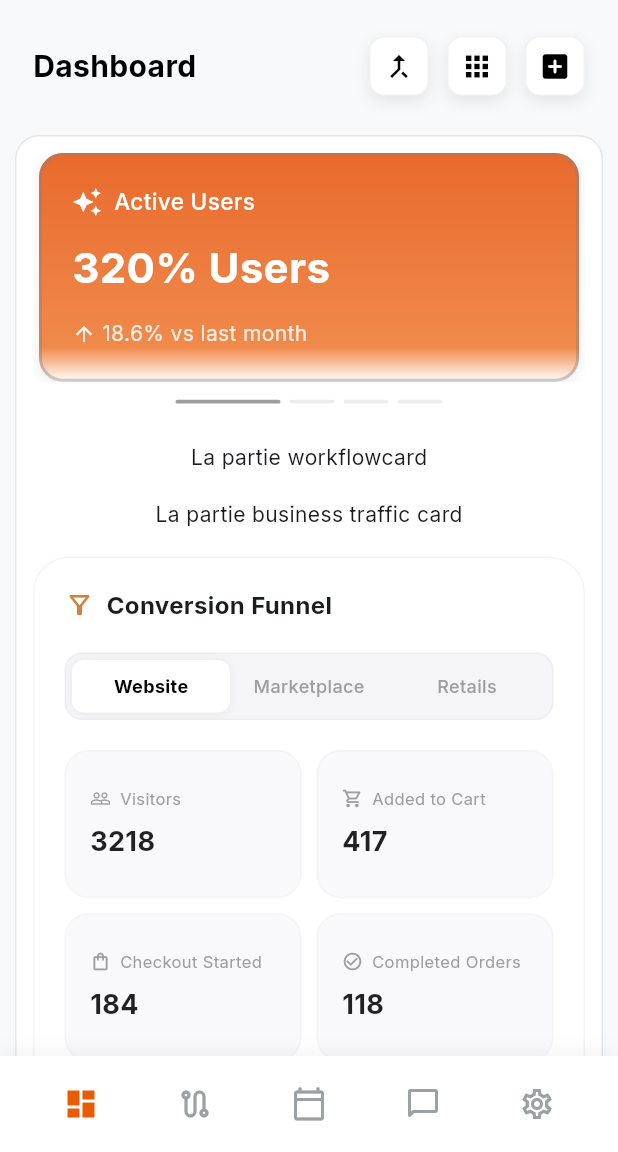
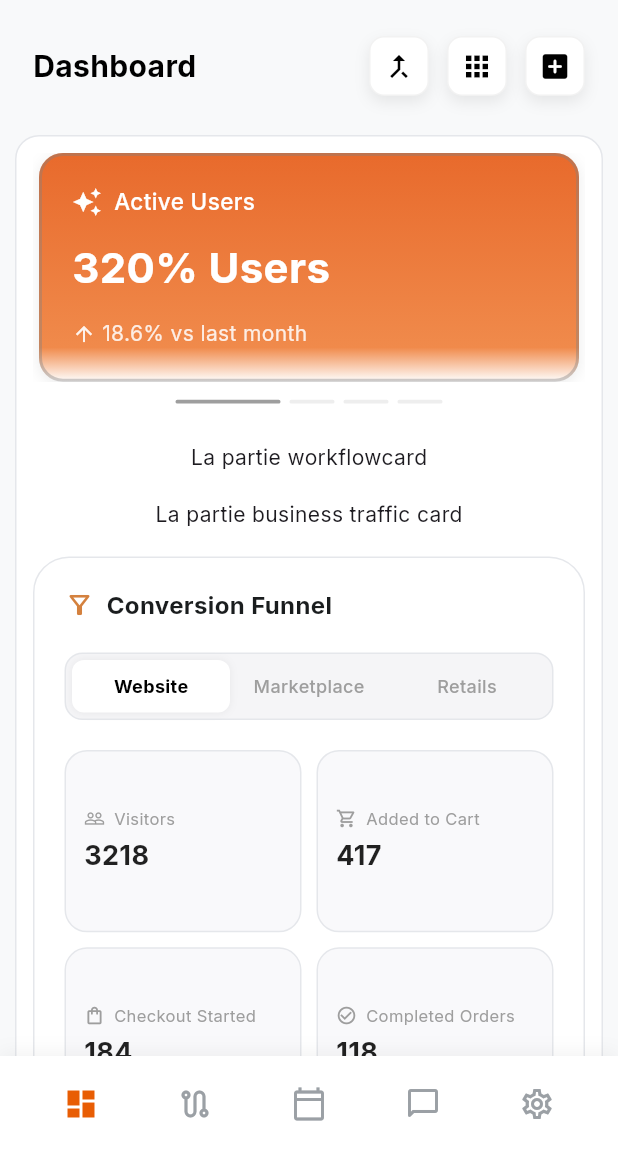
Before and after one commit to HE11032006/Mare_Flutter, a Flutter app: the screen it shows after launch, on a phone screen of 412 x 824 dp, the part 84-1236 px from its top. Run offline on Flutter 3.47's test engine with Material 3 defaults, Android fonts, the phone set to English and light mode, and no system bars; drawn by our look-alikes of flutter_animate; our stand-ins replace google_fonts.

Commit message:
Amélioration des widgets

```diff
--- a/lib/widget/cards/conversion_funnel_card.dart
+++ b/lib/widget/cards/conversion_funnel_card.dart
@@ -21,7 +21,7 @@ class ConversionFunnelCard extends StatelessWidget {
       decoration: BoxDecoration(
         color: AppColors.surface,
         borderRadius: BorderRadius.circular(24),
-        border: Border.all(color: AppColors.borderLight)
+        border: Border.all(color: AppColors.border)
       ),
       child: Column(
         crossAxisAlignment: CrossAxisAlignment.start,
@@ -41,7 +41,7 @@ class ConversionFunnelCard extends StatelessWidget {
             crossAxisCount: 2,
             crossAxisSpacing: 10,
             mainAxisSpacing: 10,
-            childAspectRatio: 1.6,
+            childAspectRatio: 1.3, // Augmenté la hauteur relative (de 1.6 à 1.3) pour éviter l'overflow
             children: [
               _buildMetricItem("Visitors", data.visitors.toString(), Icons.people_outline),
               _buildMetricItem("Added to Cart", data.addedToCart.toString(), Icons.shopping_cart_outlined),
@@ -55,7 +55,7 @@ class ConversionFunnelCard extends StatelessWidget {
           const SizedBox(height: 8),
 
           // Lien vers les rapports (Footer)
-          _buildFooter(),
+          _buildFooter(context, "See monthly reports"),
         ],
       ),
     );
@@ -83,7 +83,7 @@ class ConversionFunnelCard extends StatelessWidget {
       decoration: BoxDecoration(
         color: const Color(0xFFF5F5F7),
         borderRadius: BorderRadius.circular(12),
-        border: Border.fromBorderSide(BorderSide(color: AppColors.border.withOpacity(0.5))),
+        border: Border.fromBorderSide(BorderSide(color: AppColors.border)),
       ),
       child: Row(
         children: List.generate(tabs.length, (index) {
@@ -96,7 +96,7 @@ class ConversionFunnelCard extends StatelessWidget {
                   color: isSelected ? Colors.white : Colors.transparent,
                   borderRadius: BorderRadius.circular(8),
                   boxShadow: isSelected
-                    ? [BoxShadow(color: Colors.black.withOpacity(0.05), blurRadius: 4)]
+                    ? [BoxShadow(color: Colors.black.withOpacity(0.06), blurRadius: 4)]
                     : [],
                 ),
                 alignment: Alignment.center,
@@ -115,14 +115,15 @@ class ConversionFunnelCard extends StatelessWidget {
       ),
     );
   }
+
 // widget pour chaque bloc de métrique
   Widget _buildMetricItem(String label, String value, IconData icon) {
     return Container(
-      padding: const EdgeInsets.all(16),
+      padding: const EdgeInsets.symmetric(horizontal: 12, vertical: 12), // Réduit de 16 à 12 pour gagner de l'espace
       decoration: BoxDecoration(
         color: const Color(0xFFF9F9FB),
-        borderRadius: BorderRadius.circular(16),
-        border: Border.fromBorderSide(BorderSide(color: AppColors.border.withOpacity(0.3))),
+        borderRadius: BorderRadius.circular(15),
+        border: Border.fromBorderSide(BorderSide(color: AppColors.border)),
       ),
       child: Column(
         crossAxisAlignment: CrossAxisAlignment.start,
@@ -141,7 +142,7 @@ class ConversionFunnelCard extends StatelessWidget {
               ),
             ],
           ),
-          const SizedBox(height: 8),
+          const SizedBox(height: 4), // Réduit l'espace vertical (de 8 à 4)
           Text(
             value,
             style: const TextStyle(
@@ -155,9 +156,11 @@ class ConversionFunnelCard extends StatelessWidget {
     );
   }
 
-  Widget _buildFooter() {
+  Widget _buildFooter(BuildContext context, String label) {
     return InkWell(
-      onTap: () {},
+      onTap: () {
+        _showToast(context, label);
+      },
       child: Padding(
         padding: const EdgeInsets.symmetric(vertical: 8.0),
         child: Row(
@@ -177,4 +180,29 @@ class ConversionFunnelCard extends StatelessWidget {
       ),
     );
   }
+
+  //  cette fonction & été exporté de dashboard.dart
+  void _showToast(BuildContext context, String message) {
+    ScaffoldMessenger.of(context).clearSnackBars(); // Enlève le message précédent s'il y en a un
+
+    ScaffoldMessenger.of(context).showSnackBar(
+      SnackBar(content: Text(
+        message,
+        textAlign: TextAlign.center,
+        style: const TextStyle(color: Colors.white, fontSize: 14),
+      ),
+        backgroundColor: Colors.black87,
+        behavior: SnackBarBehavior.floating, // Rend la snackbar flottante (arrondie)
+        width: 200, // Largeur réduite pour l'effet "petit toast"
+        duration: const Duration(seconds: 2),
+        shape: RoundedRectangleBorder(
+          borderRadius: BorderRadius.circular(20),
+        ),
+        animation: CurvedAnimation(
+          parent: AnimationController(vsync: ScaffoldMessenger.of(context)), // Géré automatiquement par Flutter
+          curve: Curves.easeOutBack, // Transition rapide et un peu élastique
+        ),
+      ),
+    );
+  }
 }
```
